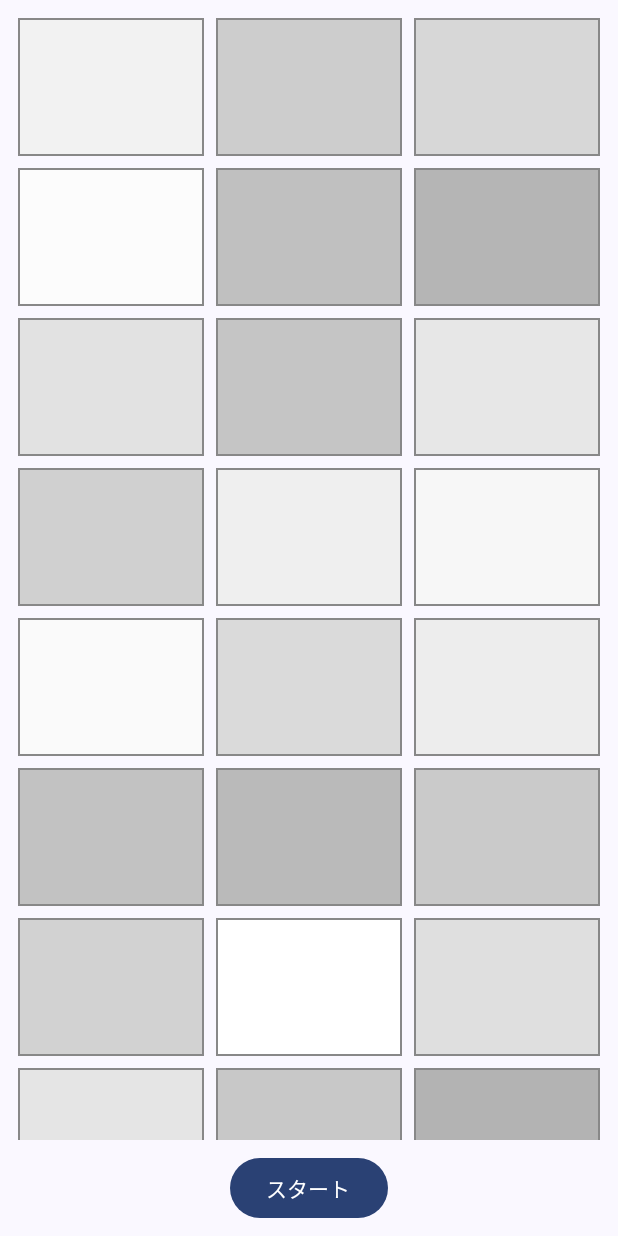
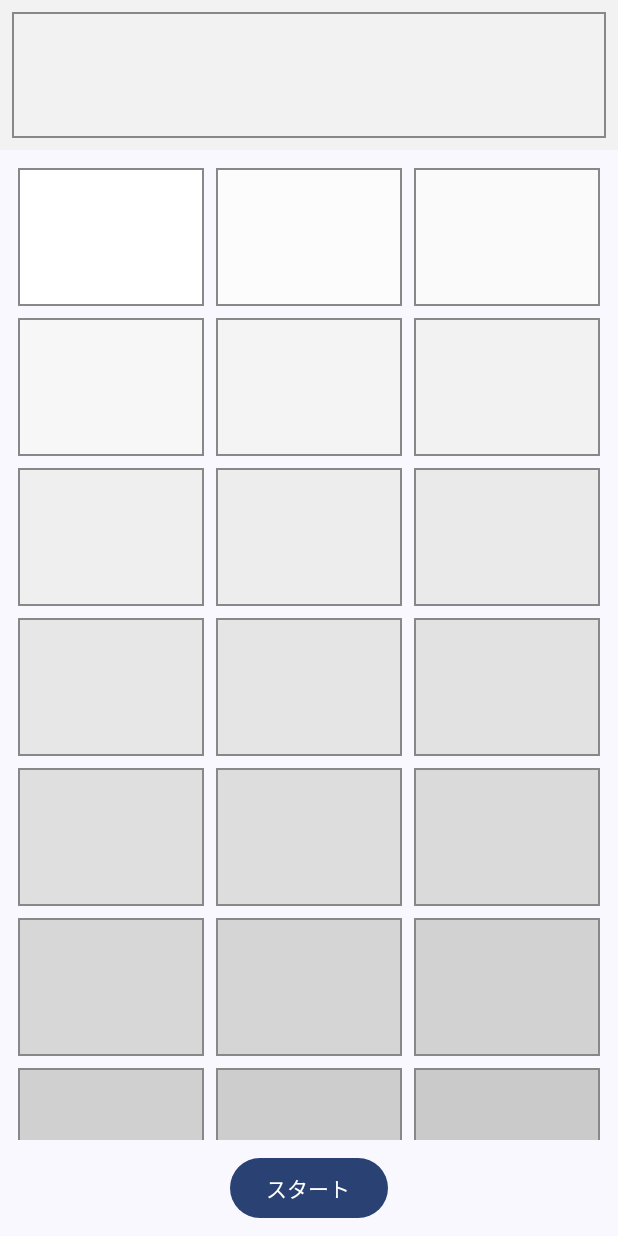
Before and after one commit to KYOHEI-jp/AhnmikaWhite, an Android app built with Jetpack Compose: the screen it shows after launch (MainActivity), after a tap on "スタート", on a phone screen of 412 x 824 dp. Run offline under Robolectric (Android 15) with nearby library versions, the phone set to English and light mode, and no system bars.

Commit message:
上にBox表示

```diff
--- a/app/src/main/java/com/example/anmikacolors/screen/ColorScreen.kt
+++ b/app/src/main/java/com/example/anmikacolors/screen/ColorScreen.kt
@@ -21,20 +21,31 @@ import androidx.compose.ui.unit.dp
 @Composable
 fun ColorScreen() {
     // 30種類の異なる濃度の白色を生成
-    val originalShadesOfWhite = List(30) { i ->
-        val shade = 1f - (i / 29f * 0.3f) // 最大30%までの濃度変化
+    val shadesOfWhite = List(30) { i ->
+        val shade = 1f - (i / 29f * 0.3f)
         Color(shade, shade, shade)
     }
 
-    // 色のリストを状態として保持
-    var shadesOfWhite by remember { mutableStateOf(originalShadesOfWhite) }
+    // 選ばれた色を状態として保持
+    var selectedColor by remember { mutableStateOf(shadesOfWhite[0]) }
 
     // 色をシャッフルする関数
     fun shuffleColors() {
-        shadesOfWhite = shadesOfWhite.shuffled()
+        val shuffledColors = shadesOfWhite.shuffled()
+        selectedColor = shuffledColors[0] // シャッフル後の最初の色を選択
     }
 
     Column(modifier = Modifier.fillMaxSize()) {
+        // 選ばれた色を表示するBox
+        Box(
+            modifier = Modifier
+                .fillMaxWidth()
+                .height(100.dp)
+                .background(selectedColor)
+                .padding(8.dp)
+                .border(1.dp, Color.Gray) // 罫線を追加
+        )
+
         LazyVerticalGrid(
             GridCells.Fixed(3),
             contentPadding = PaddingValues(8.dp),
```
